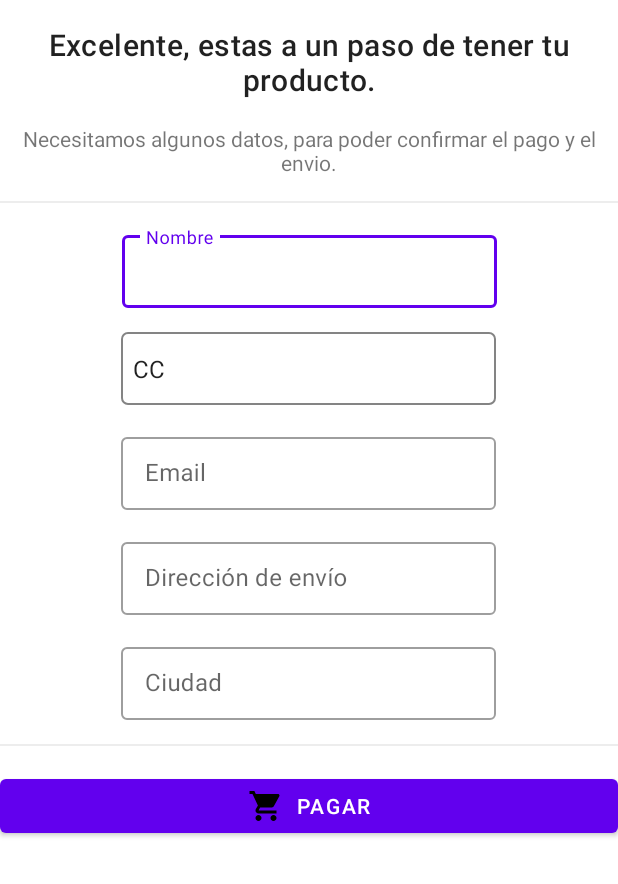
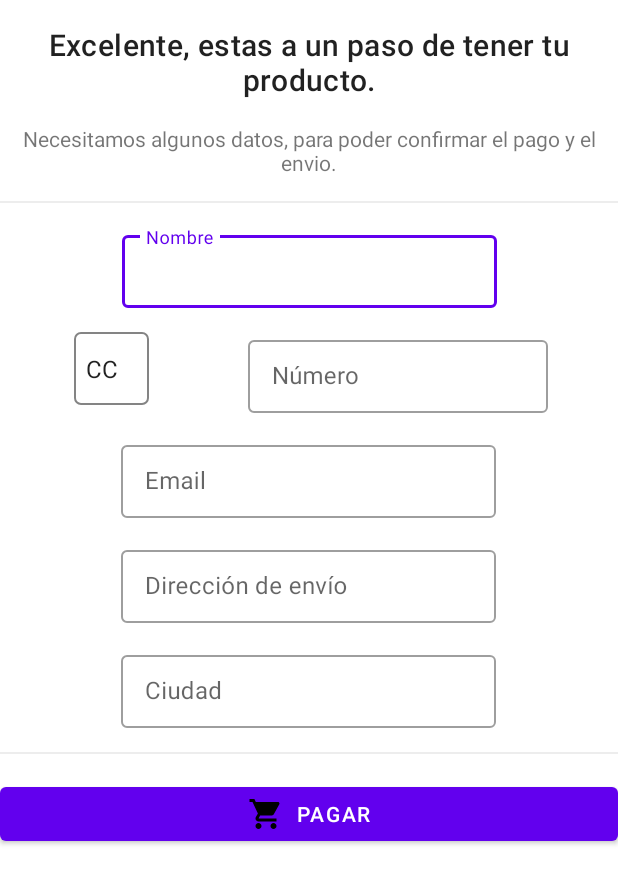
Before and after one commit to jennymaiden/AppTienda, an Android app: the layout dialog_form_buy.xml on its own in the app's theme, with its tools: preview values and no code run, on a phone screen of 412 x 824 dp. Shown: the top 884 px of the screen. Run offline under Robolectric (Android 15) with nearby library versions, the phone set to English and light mode, and no system bars; network calls fail.

Commit message:
Hacer el flujo de los dialog y los formularios de pago

```diff
--- a/app/src/main/java/com/application/apptienda/mainModule/MainActivity.kt
+++ b/app/src/main/java/com/application/apptienda/mainModule/MainActivity.kt
@@ -30,7 +30,7 @@ class MainActivity : AppCompatActivity(), PaymentResultListener {
     private val REQUEST_CODE = 123
 
     //MVVM
-    private lateinit var mMainViewModel: MainViewModel
+    lateinit var mMainViewModel: MainViewModel
     lateinit var productViewModel: ProductViewModel
 
 
--- a/app/src/main/java/com/application/apptienda/mainModule/model/MainInterator.kt
+++ b/app/src/main/java/com/application/apptienda/mainModule/model/MainInterator.kt
@@ -27,4 +27,8 @@ class MainInterator {
         StoreApplication.paymentMethodAPI.addToRequestQueue(jsonObjectRequest)
 
     }
+
+    fun getCheckoutPayment(){
+        val urlCheckoutPayment = "${Constants.URL_MERCADOPAGO}/checkout/preferences?access_token=${Constants.ACCESS_TOKEN}"
+    }
 }
--- a/app/src/main/res/layout/dialog_form_buy.xml
+++ b/app/src/main/res/layout/dialog_form_buy.xml
@@ -1,5 +1,6 @@
 <?xml version="1.0" encoding="utf-8"?>
 <androidx.constraintlayout.widget.ConstraintLayout xmlns:android="http://schemas.android.com/apk/res/android"
+    xmlns:tools="http://schemas.android.com/tools"
     android:layout_width="match_parent"
     android:layout_height="match_parent"
     xmlns:app="http://schemas.android.com/apk/res-auto">
@@ -51,7 +52,7 @@
 
     <com.google.android.material.textfield.TextInputLayout
         android:id="@+id/input2"
-        android:layout_width="match_parent"
+        android:layout_width="wrap_content"
         android:layout_height="wrap_content"
         android:hint="Select an item"
         android:layout_margin="16dp"
@@ -59,28 +60,47 @@
         android:gravity="center"
         app:layout_constraintTop_toBottomOf="@id/input1"
         app:layout_constraintStart_toStartOf="parent"
-        app:layout_constraintEnd_toEndOf="parent">
-
+        app:layout_constraintEnd_toStartOf="@+id/input3">
         <Spinner
             android:id="@+id/id_type_spinner"
-            android:layout_width="250dp"
+            android:layout_width="50dp"
             android:layout_height="wrap_content"
+            android:background="@drawable/my_spinner_background"
             android:entries="@array/id_types"
-            android:background="@drawable/my_spinner_background"
             android:paddingTop="13dp"
-            android:paddingBottom="13dp"/>
+            android:paddingBottom="13dp"
+            tools:layout_editor_absoluteX="85dp"
+            tools:layout_editor_absoluteY="225dp" />
 
     </com.google.android.material.textfield.TextInputLayout>
 
     <com.google.android.material.textfield.TextInputLayout
         android:id="@+id/input3"
+        android:layout_width="200dp"
+        android:layout_height="wrap_content"
+        android:hint="@string/input_numero"
+        android:layout_margin="16dp"
+        style="@style/Widget.MaterialComponents.TextInputLayout.OutlinedBox.Dense"
+        app:layout_constraintTop_toBottomOf="@id/input1"
+        app:layout_constraintStart_toEndOf="@id/input2"
+        app:layout_constraintEnd_toEndOf="parent">
+
+        <com.google.android.material.textfield.TextInputEditText
+            android:id="@+id/etNumeroId"
+            android:layout_width="match_parent"
+            android:layout_height="wrap_content"
+            android:inputType="text" />
+    </com.google.android.material.textfield.TextInputLayout>
+
+    <com.google.android.material.textfield.TextInputLayout
+        android:id="@+id/input4"
         android:layout_width="match_parent"
         android:layout_height="wrap_content"
         android:hint="@string/input_email"
         android:layout_margin="16dp"
         android:gravity="center"
         style="@style/Widget.MaterialComponents.TextInputLayout.OutlinedBox.Dense"
-        app:layout_constraintTop_toBottomOf="@id/input2"
+        app:layout_constraintTop_toBottomOf="@id/input3"
         app:layout_constraintStart_toStartOf="parent"
         app:layout_constraintEnd_toEndOf="parent">
         <com.google.android.material.textfield.TextInputEditText
@@ -91,14 +111,14 @@
     </com.google.android.material.textfield.TextInputLayout>
 
     <com.google.android.material.textfield.TextInputLayout
-        android:id="@+id/input4"
+        android:id="@+id/input5"
         android:layout_width="match_parent"
         android:layout_height="wrap_content"
         android:hint="@string/input_address"
         android:layout_margin="16dp"
         android:gravity="center"
         style="@style/Widget.MaterialComponents.TextInputLayout.OutlinedBox.Dense"
-        app:layout_constraintTop_toBottomOf="@id/input3"
+        app:layout_constraintTop_toBottomOf="@id/input4"
         app:layout_constraintStart_toStartOf="parent"
         app:layout_constraintEnd_toEndOf="parent">
         <com.google.android.material.textfield.TextInputEditText
@@ -109,14 +129,14 @@
     </com.google.android.material.textfield.TextInputLayout>
 
     <com.google.android.material.textfield.TextInputLayout
-        android:id="@+id/input5"
+        android:id="@+id/input6"
         android:layout_width="match_parent"
         android:layout_height="wrap_content"
         android:hint="@string/input_city"
         android:layout_margin="16dp"
         android:gravity="center"
         style="@style/Widget.MaterialComponents.TextInputLayout.OutlinedBox.Dense"
-        app:layout_constraintTop_toBottomOf="@id/input4"
+        app:layout_constraintTop_toBottomOf="@id/input5"
         app:layout_constraintStart_toStartOf="parent"
         app:layout_constraintEnd_toEndOf="parent">
         <com.google.android.material.textfield.TextInputEditText
@@ -132,7 +152,7 @@
         android:layout_height="1dp"
         android:layout_marginTop="16dp"
         android:background="@color/grey"
-        app:layout_constraintTop_toBottomOf="@id/input5"/>
+        app:layout_constraintTop_toBottomOf="@id/input6"/>
 
     <com.google.android.material.button.MaterialButton
         android:id="@+id/btn_buy"
@@ -151,4 +171,5 @@
 
 
 
+
 </androidx.constraintlayout.widget.ConstraintLayout>
```
Also changed, not shown: app/src/main/java/com/application/apptienda/common/entities/PaymentEntity.kt (added, +26 -0 lines), app/src/main/java/com/application/apptienda/common/entities/UserEntity.kt (added, +25 -0 lines), app/src/main/java/com/application/apptienda/mainModule/viewModel/MainViewModel.kt (+24 -0 lines), app/src/main/java/com/application/apptienda/ui/buy/DialogBuy.kt (+35 -7 lines), app/src/main/java/com/application/apptienda/ui/buy/DialogPaymentMethod.kt (+64 -8 lines), app/src/main/res/layout/dialog_payment_method.xml (+6 -2 lines).
